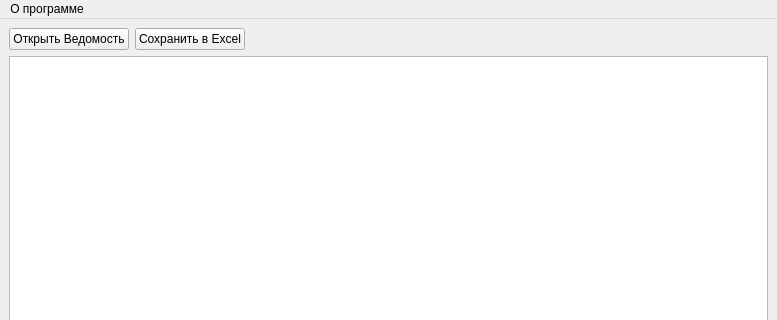
The window that form.ui (Bors1k/property-analysis-system) describes before a commit, drawn with Qt 5; both pictures show x 0 to 777 and y 0 to 320 of the 777 by 580 pixel window.
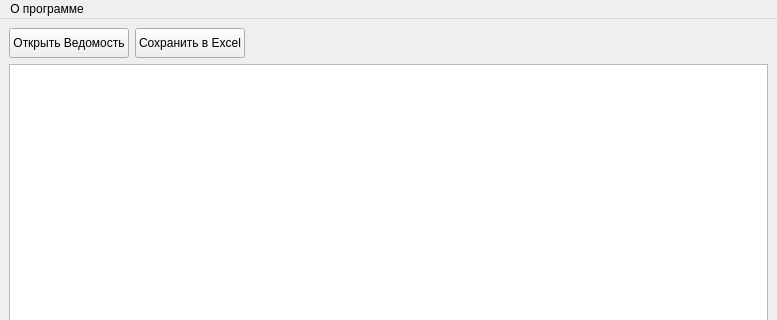
The same window after the commit.

```diff
--- a/form.ui
+++ b/form.ui
@@ -24,6 +24,12 @@
        <layout class="QHBoxLayout" name="horizontalLayout_2">
         <item>
          <widget class="QPushButton" name="pushButton_2">
+          <property name="minimumSize">
+           <size>
+            <width>0</width>
+            <height>30</height>
+           </size>
+          </property>
           <property name="text">
            <string>Открыть Ведомость</string>
           </property>
@@ -31,6 +37,12 @@
         </item>
         <item>
          <widget class="QPushButton" name="pushButton_3">
+          <property name="minimumSize">
+           <size>
+            <width>0</width>
+            <height>30</height>
+           </size>
+          </property>
           <property name="text">
            <string>Сохранить в Excel</string>
           </property>
```
